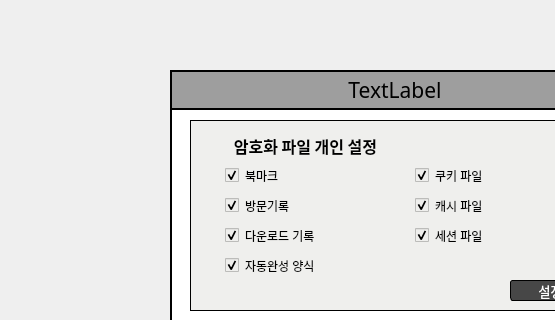
Before: the Qt Designer form runGUI.ui in ChaeHyunsic/PIM_agent, drawn with Qt 5; both pictures show x 0 to 555 and y 0 to 320 of the 780 by 448 pixel window.
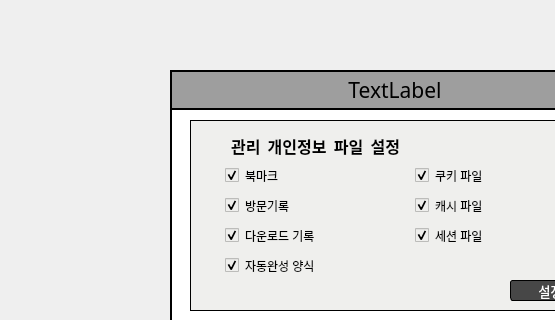
After: the same form once the commit is applied.

Patch:
```diff
--- a/runGUI.ui
+++ b/runGUI.ui
@@ -619,9 +619,9 @@
    <widget class="QLabel" name="userSettingsLabel">
     <property name="geometry">
      <rect>
-      <x>50</x>
+      <x>40</x>
       <y>60</y>
-      <width>171</width>
+      <width>211</width>
       <height>31</height>
      </rect>
     </property>
@@ -638,7 +638,7 @@
 border: 5px solid #EFEFED;</string>
     </property>
     <property name="text">
-     <string>암호화 파일 개인 설정</string>
+     <string>관리  개인정보  파일  설정</string>
     </property>
     <property name="alignment">
      <set>Qt::AlignCenter</set>
```
